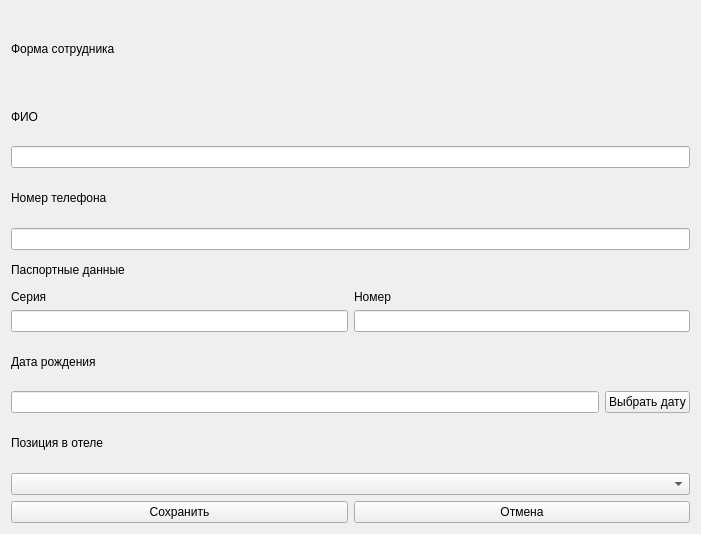
The window that Client/Form Menu/Employee/formconcreteemployee.ui (Golfriman/Control_Data) describes before a commit, drawn with Qt 5.
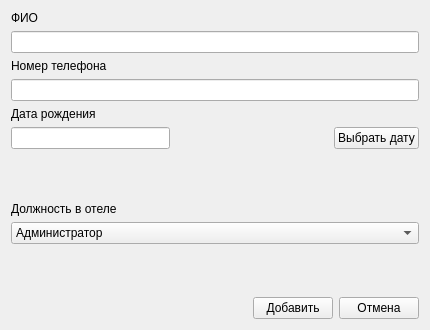
The same window after the commit.

What changed in the file:
```diff
--- a/Client/Form Menu/Employee/formconcreteemployee.ui
+++ b/Client/Form Menu/Employee/formconcreteemployee.ui
@@ -6,21 +6,34 @@
    <rect>
     <x>0</x>
     <y>0</y>
-    <width>701</width>
-    <height>534</height>
+    <width>430</width>
+    <height>330</height>
    </rect>
   </property>
+  <property name="minimumSize">
+   <size>
+    <width>400</width>
+    <height>300</height>
+   </size>
+  </property>
+  <property name="maximumSize">
+   <size>
+    <width>430</width>
+    <height>330</height>
+   </size>
+  </property>
+  <property name="baseSize">
+   <size>
+    <width>1</width>
+    <height>0</height>
+   </size>
+  </property>
   <property name="windowTitle">
-   <string>Form</string>
-  </property>
-  <layout class="QVBoxLayout" name="verticalLayout_8">
-   <item>
-    <widget class="QLabel" name="label">
-     <property name="text">
       <string>Форма сотрудника</string>
      </property>
-    </widget>
-   </item>
+  <layout class="QVBoxLayout" name="verticalLayout_3">
+   <item>
+    <layout class="QHBoxLayout" name="horizontalLayout_4">
    <item>
     <layout class="QVBoxLayout" name="verticalLayout">
      <item>
@@ -35,6 +48,10 @@
      </item>
     </layout>
    </item>
+    </layout>
+   </item>
+   <item>
+    <layout class="QHBoxLayout" name="horizontalLayout_5">
    <item>
     <layout class="QVBoxLayout" name="verticalLayout_2">
      <item>
@@ -49,50 +66,11 @@
      </item>
     </layout>
    </item>
-   <item>
-    <layout class="QVBoxLayout" name="verticalLayout_5">
-     <item>
-      <widget class="QLabel" name="label_6">
-       <property name="text">
-        <string>Паспортные данные</string>
-       </property>
-      </widget>
+    </layout>
      </item>
      <item>
       <layout class="QHBoxLayout" name="horizontalLayout_2">
        <item>
-        <layout class="QVBoxLayout" name="verticalLayout_3">
-         <item>
-          <widget class="QLabel" name="label_4">
-           <property name="text">
-            <string>Серия</string>
-           </property>
-          </widget>
-         </item>
-         <item>
-          <widget class="QLineEdit" name="lineEdit_3"/>
-         </item>
-        </layout>
-       </item>
-       <item>
-        <layout class="QVBoxLayout" name="verticalLayout_4">
-         <item>
-          <widget class="QLabel" name="label_5">
-           <property name="text">
-            <string>Номер</string>
-           </property>
-          </widget>
-         </item>
-         <item>
-          <widget class="QLineEdit" name="lineEdit_4"/>
-         </item>
-        </layout>
-       </item>
-      </layout>
-     </item>
-    </layout>
-   </item>
-   <item>
     <layout class="QVBoxLayout" name="verticalLayout_7">
      <item>
       <widget class="QLabel" name="label_8">
@@ -104,7 +82,24 @@
      <item>
       <layout class="QHBoxLayout" name="horizontalLayout_3">
        <item>
-        <widget class="QLineEdit" name="lineEdit_5"/>
+          <widget class="QLineEdit" name="birth">
+           <property name="readOnly">
+            <bool>true</bool>
+           </property>
+          </widget>
+         </item>
+         <item>
+          <spacer name="horizontalSpacer">
+           <property name="orientation">
+            <enum>Qt::Horizontal</enum>
+           </property>
+           <property name="sizeHint" stdset="0">
+            <size>
+             <width>40</width>
+             <height>20</height>
+            </size>
+           </property>
+          </spacer>
        </item>
        <item>
         <widget class="QPushButton" name="pushButton_3">
@@ -117,26 +112,90 @@
      </item>
     </layout>
    </item>
+    </layout>
+   </item>
    <item>
     <layout class="QVBoxLayout" name="verticalLayout_6">
+     <item>
+      <spacer name="verticalSpacer_2">
+       <property name="orientation">
+        <enum>Qt::Vertical</enum>
+       </property>
+       <property name="sizeHint" stdset="0">
+        <size>
+         <width>20</width>
+         <height>40</height>
+        </size>
+       </property>
+      </spacer>
+     </item>
      <item>
       <widget class="QLabel" name="label_7">
        <property name="text">
-        <string>Позиция в отеле</string>
+        <string>Должность в отеле</string>
        </property>
       </widget>
      </item>
      <item>
-      <widget class="QComboBox" name="comboBox"/>
+      <widget class="QComboBox" name="position">
+       <item>
+        <property name="text">
+         <string>Администратор</string>
+        </property>
+       </item>
+       <item>
+        <property name="text">
+         <string>Охраник</string>
+        </property>
+       </item>
+       <item>
+        <property name="text">
+         <string>Техник</string>
+        </property>
+       </item>
+       <item>
+        <property name="text">
+         <string>Горничная</string>
+        </property>
+       </item>
+      </widget>
+     </item>
+     <item>
+      <spacer name="verticalSpacer">
+       <property name="orientation">
+        <enum>Qt::Vertical</enum>
+       </property>
+       <property name="sizeHint" stdset="0">
+        <size>
+         <width>20</width>
+         <height>40</height>
+        </size>
+       </property>
+      </spacer>
      </item>
     </layout>
+   </item>
+   <item>
+    <layout class="QHBoxLayout" name="horizontalLayout_6">
+     <item>
+      <spacer name="horizontalSpacer_4">
+       <property name="orientation">
+        <enum>Qt::Horizontal</enum>
+       </property>
+       <property name="sizeHint" stdset="0">
+        <size>
+         <width>40</width>
+         <height>20</height>
+        </size>
+       </property>
+      </spacer>
    </item>
    <item>
     <layout class="QHBoxLayout" name="horizontalLayout">
      <item>
       <widget class="QPushButton" name="pushButton">
        <property name="text">
-        <string>Сохранить</string>
+          <string>Добавить</string>
        </property>
       </widget>
      </item>
@@ -146,6 +205,8 @@
         <string>Отмена</string>
        </property>
       </widget>
+       </item>
+      </layout>
      </item>
     </layout>
    </item>
```
Left out of the diff: 4 changed lines with no effect on the pictures. Lines whose indentation alone changed are shown as unchanged.
